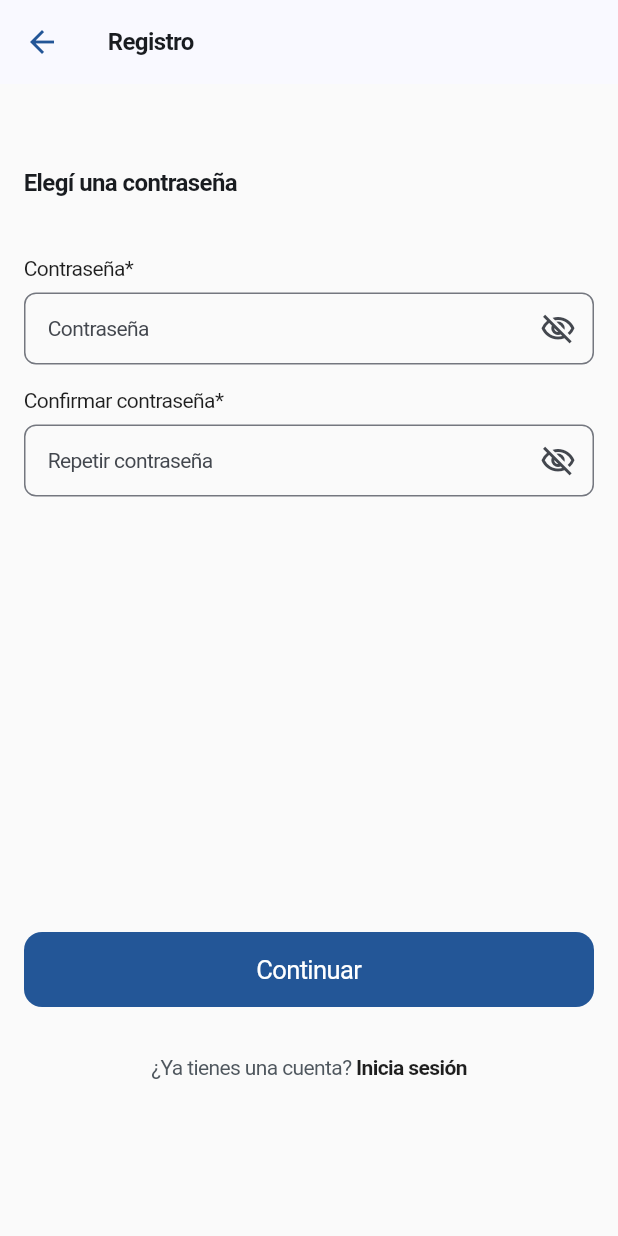
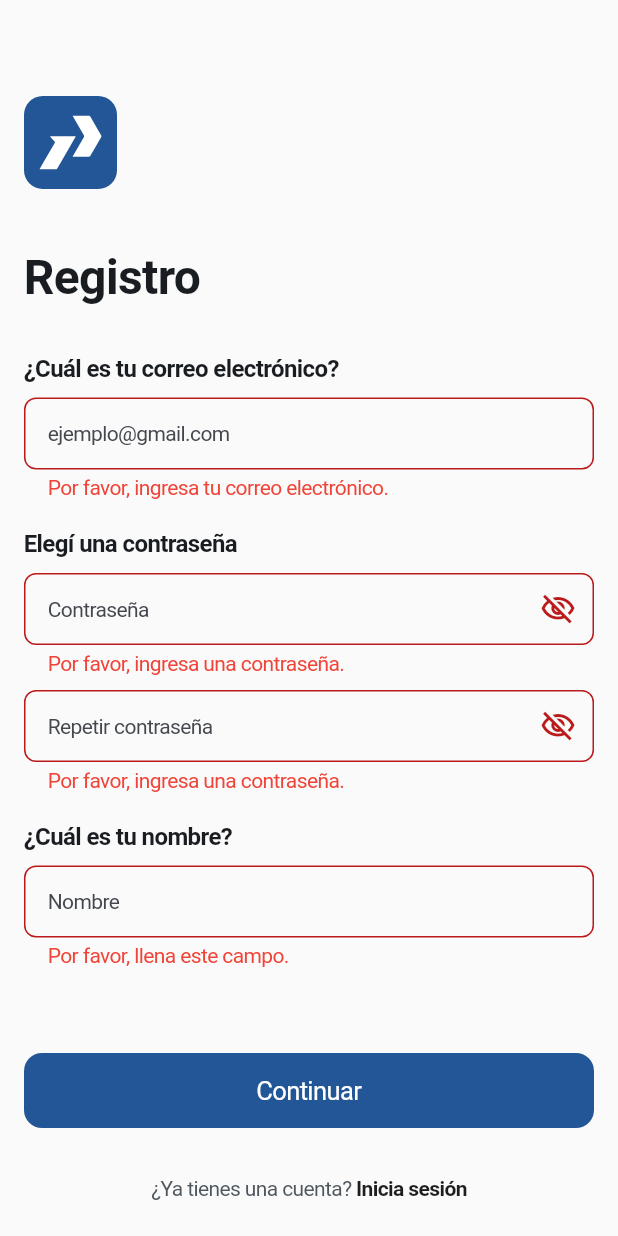
Before and after one commit to MartinBal97/money_flow, a Flutter app: the SignUpScreen screen opened by its route, after a tap on "Continuar", on a phone screen of 412 x 824 dp. Run offline on Flutter 3.47's test engine with Material 3 defaults, Android fonts, the phone set to English and light mode, and no system bars; our stand-ins replace animated_bottom_navigation_bar, animated_toggle_switch, bloc, firebase_auth, firebase_core, flutter_svg and 1 more; accounts and stored records are empty; Roboto replaces fonts that are missing (SF Pro Display, SF Pro Text).

Commit message:
advances on auth

```diff
--- a/lib/presentation/pages/auth/signin_screen.dart
+++ b/lib/presentation/pages/auth/signin_screen.dart
@@ -65,7 +65,7 @@ class _SignInScreenState extends State<SignInScreen> {
                           setState(() => isPasswordVisible = !isPasswordVisible);
                         },
                       ),
-                      gapH16,
+                      const Spacer(),
                       MainButton(
                         text: 'Iniciar sesión',
                         onTap: () {
@@ -74,7 +74,7 @@ class _SignInScreenState extends State<SignInScreen> {
                           }
                         },
                       ),
-                      const Spacer(),
+                      gapH32,
                       SizedBox(
                         width: double.infinity,
                         child: GestureDetector(
--- a/lib/presentation/pages/auth/signup_screen.dart
+++ b/lib/presentation/pages/auth/signup_screen.dart
@@ -1,4 +1,5 @@
 import 'package:flutter/material.dart';
+import 'package:flutter_svg/svg.dart';
 import 'package:go_router/go_router.dart';
 import 'package:my_pocket/core/constans/app_sizes.dart';
 import 'package:my_pocket/core/router/routes.dart';
@@ -21,46 +22,85 @@ class SignUpScreen extends StatefulWidget {
 class _SignUpScreenState extends State<SignUpScreen> {
   final GlobalKey<FormState> _signUpKey = GlobalKey<FormState>();
   final TextEditingController emailController = TextEditingController();
-  final TextEditingController passwordController = TextEditingController();
+  final TextEditingController passwordController1 = TextEditingController();
+  final TextEditingController passwordController2 = TextEditingController();
+  final TextEditingController nameController = TextEditingController();
+  final PageController pageController = PageController();
   bool isPasswordVisible = false;
-  final PageController pageController = PageController();
 
   @override
   Widget build(BuildContext context) {
     return Scaffold(
       backgroundColor: secondaryColor,
       resizeToAvoidBottomInset: true,
-      appBar: AppBar(
-        title: const Text('Registro'),
-        iconTheme: const IconThemeData(color: blue500),
-      ),
       body: SingleChildScrollView(
+        child: ConstrainedBox(
+          constraints: BoxConstraints(minHeight: context.heightMq),
+          child: SafeArea(
             child: Padding(
               padding: const EdgeInsets.symmetric(horizontal: Sizes.p16),
               child: Form(
                 key: _signUpKey,
+                child: IntrinsicHeight(
                   child: Column(
                     crossAxisAlignment: CrossAxisAlignment.start,
                     children: [
-                SizedBox(
-                  height: context.heightMq / 1.5,
-                  child: PageView(
-                    controller: pageController,
-                    // physics: const NeverScrollableScrollPhysics(),
-                    children: [
-                      _firstStepRegister(),
-                      _secondStepRegister(),
-                    ],
+                      gapH64,
+                      SvgPicture.asset('assets/images/icon_app.svg'),
+                      gapH40,
+                      const Text('Registro', style: disBigTS),
+                      gapH32,
+                      const Text('¿Cuál es tu correo electrónico?', style: subtitleTS),
+                      gapH10,
+                      CustomTextField(
+                        hintText: "ejemplo@gmail.com",
+                        keyboardType: TextInputType.emailAddress,
+                        controller: emailController,
+                        validator: emailValidator,
                       ),
+                      gapH20,
+                      const Text('Elegí una contraseña', style: subtitleTS),
+                      gapH10,
+                      CustomTextField(
+                        hintText: "Contraseña",
+                        isPassword: true,
+                        validator: passwordValidator,
+                        controller: passwordController1,
+                        obscureText: !isPasswordVisible,
+                        suffixIcon: isPasswordVisible ? Icons.visibility_outlined : Icons.visibility_off_outlined,
+                        onSuffixTap: () {
+                          setState(() => isPasswordVisible = !isPasswordVisible);
+                        },
                       ),
+                      gapH10,
+                      CustomTextField(
+                        hintText: "Repetir contraseña",
+                        isPassword: true,
+                        validator: passwordValidator,
+                        controller: passwordController2,
+                        obscureText: !isPasswordVisible,
+                        suffixIcon: isPasswordVisible ? Icons.visibility_outlined : Icons.visibility_off_outlined,
+                        onSuffixTap: () {
+                          setState(() => isPasswordVisible = !isPasswordVisible);
+                        },
+                      ),
+                      gapH20,
+                      const Text('¿Cuál es tu nombre?', style: subtitleTS),
+                      gapH10,
+                      CustomTextField(
+                        hintText: "Nombre",
+                        isPassword: false,
+                        validator: nameValidator,
+                        controller: nameController,
+                      ),
+                      const Spacer(),
                       gapH16,
                       MainButton(
                         text: 'Continuar',
                         onTap: () {
-                    pageController.nextPage(
-                      duration: const Duration(milliseconds: 400),
-                      curve: Curves.easeOutQuad,
-                    );
+                          if (_signUpKey.currentState?.validate() ?? false) {
+                            context.go(AppRoutes.home);
+                          }
                         },
                       ),
                       gapH32,
@@ -85,75 +125,15 @@ class _SignUpScreenState extends State<SignUpScreen> {
                           ),
                         ),
                       ),
-                const SizedBox(height: 48),
+                      gapH24
                     ],
+                  ),
+                ),
+              ),
             ),
           ),
         ),
       ),
     );
   }
-
-  Widget _firstStepRegister() {
-    return Padding(
-      padding: const EdgeInsets.only(top: Sizes.p16),
-      child: Column(
-        crossAxisAlignment: CrossAxisAlignment.start,
-        children: [
-          gapH40,
-          const Text('¿Cuál es tu correo electrónico?', style: subtitleTS),
-          gapH40,
-          Text('Correo Electrónico*', style: smallRegularTS.copyWith(color: neutral800)),
-          gapH8,
-          CustomTextField(
-            hintText: "ejemplo@gmail.com",
-            keyboardType: TextInputType.emailAddress,
-            controller: emailController,
-            validator: emailValidator,
-          ),
-        ],
-      ),
-    );
 }
-
-  Widget _secondStepRegister() {
-    return Padding(
-      padding: const EdgeInsets.only(top: Sizes.p16),
-      child: Column(
-        crossAxisAlignment: CrossAxisAlignment.start,
-        children: [
-          gapH40,
-          const Text('Elegí una contraseña', style: subtitleTS),
-          gapH40,
-          Text('Contraseña*', style: smallRegularTS.copyWith(color: neutral800)),
-          gapH8,
-          CustomTextField(
-            hintText: "Contraseña",
-            isPassword: true,
-            validator: passwordValidator,
-            controller: passwordController,
-            obscureText: !isPasswordVisible,
-            suffixIcon: isPasswordVisible ? Icons.visibility_outlined : Icons.visibility_off_outlined,
-            onSuffixTap: () {
-              setState(() => isPasswordVisible = !isPasswordVisible);
-            },
-          ),
-          gapH16,
-          Text('Confirmar contraseña*', style: smallRegularTS.copyWith(color: neutral800)),
-          gapH8,
-          CustomTextField(
-            hintText: "Repetir contraseña",
-            isPassword: true,
-            validator: passwordValidator,
-            controller: passwordController,
-            obscureText: !isPasswordVisible,
-            suffixIcon: isPasswordVisible ? Icons.visibility_outlined : Icons.visibility_off_outlined,
-            onSuffixTap: () {
-              setState(() => isPasswordVisible = !isPasswordVisible);
-            },
-          ),
-        ],
-      ),
-    );
-  }
-}
--- a/lib/presentation/utils/utils.dart
+++ b/lib/presentation/utils/utils.dart
@@ -19,3 +19,14 @@ String? passwordValidator(String? value) {
   }
   return null;
 }
+
+String? nameValidator(String? value) {
+  if (value == null || value.isEmpty) {
+    return 'Por favor, llena este campo.';
+  }
+  final passwordRegex = RegExp(r'^[a-zA-Z]{3,20}$');
+  if (!passwordRegex.hasMatch(value)) {
+    return 'El nombre debe tener de 3 a 20 caracteres';
+  }
+  return null;
+}
```
Lines whose indentation alone changed are shown as unchanged.
